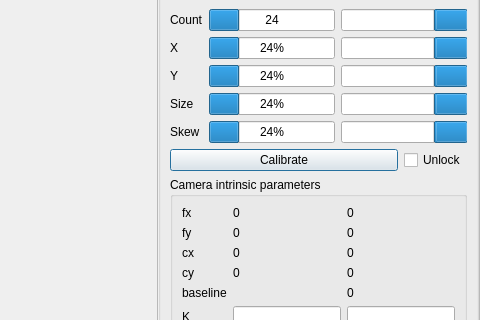
This is guilib/src/ui/calibrationDialog.ui in ros2-gbp/rtabmap-release as Qt 5 draws it before an edit; both pictures show x 834 to 1314 and y 195 to 515 of the 1314 by 847 pixel window. The edited form follows.
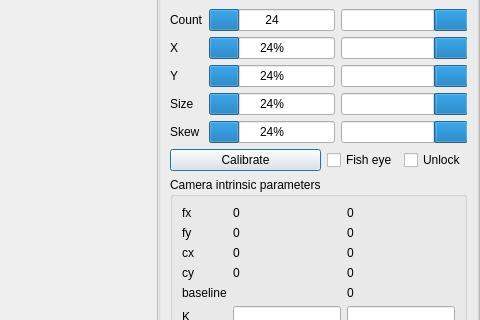
This is the edited form. Custom widgets are drawn as their Qt base class.

```diff
--- a/guilib/src/ui/calibrationDialog.ui
+++ b/guilib/src/ui/calibrationDialog.ui
@@ -145,7 +145,7 @@
          <rect>
           <x>0</x>
           <y>0</y>
-          <width>353</width>
+          <width>379</width>
           <height>816</height>
          </rect>
         </property>
@@ -444,7 +444,7 @@
              </layout>
             </item>
             <item>
-             <layout class="QHBoxLayout" name="horizontalLayout_5" stretch="1,0">
+             <layout class="QHBoxLayout" name="horizontalLayout_5" stretch="1,0,0">
               <item>
                <widget class="QPushButton" name="pushButton_calibrate">
                 <property name="text">
@@ -452,6 +452,13 @@
                 </property>
                </widget>
               </item>
+              <item>
+               <widget class="QCheckBox" name="checkBox_fisheye">
+                <property name="text">
+                 <string>Fish eye</string>
+                </property>
+               </widget>
+              </item>
               <item>
                <widget class="QCheckBox" name="checkBox_unlock">
                 <property name="text">
```
Left out of the diff: 36 changed lines with no effect on the pictures.
